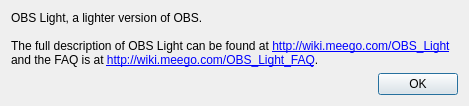
Qt form src/ObsLightGui/ui/obsLightAbout.ui (ronan22/obs-light) before a commit.
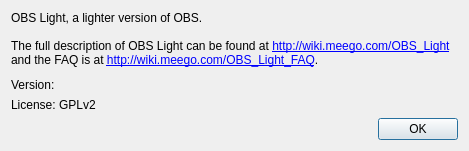
The same form after that commit.

Commit message: - added version in about box - added --version parameter recognition in obslightgui-wrapper.py

What changed in the file:
```diff
--- a/src/ObsLightGui/ui/obsLightAbout.ui
+++ b/src/ObsLightGui/ui/obsLightAbout.ui
@@ -7,7 +7,7 @@
     <x>0</x>
     <y>0</y>
     <width>469</width>
-    <height>93</height>
+    <height>138</height>
    </rect>
   </property>
   <property name="windowTitle">
@@ -17,7 +17,7 @@
    <locale language="English" country="UnitedStates"/>
   </property>
   <layout class="QGridLayout" name="gridLayout">
-   <item row="1" column="0">
+   <item row="4" column="0">
     <widget class="QDialogButtonBox" name="buttonBox">
      <property name="locale">
       <locale language="English" country="UnitedStates"/>
@@ -40,6 +40,36 @@
      </property>
     </widget>
    </item>
+   <item row="2" column="0">
+    <widget class="QLabel" name="versionLabel">
+     <property name="text">
+      <string>Version: </string>
+     </property>
+    </widget>
+   </item>
+   <item row="3" column="0">
+    <widget class="QLabel" name="licenseLabel">
+     <property name="text">
+      <string>License: GPLv2</string>
+     </property>
+    </widget>
+   </item>
+   <item row="1" column="0">
+    <spacer name="verticalSpacer">
+     <property name="orientation">
+      <enum>Qt::Vertical</enum>
+     </property>
+     <property name="sizeType">
+      <enum>QSizePolicy::Minimum</enum>
+     </property>
+     <property name="sizeHint" stdset="0">
+      <size>
+       <width>20</width>
+       <height>5</height>
+      </size>
+     </property>
+    </spacer>
+   </item>
   </layout>
  </widget>
  <resources/>
```
The commit also changes 3 other files.
